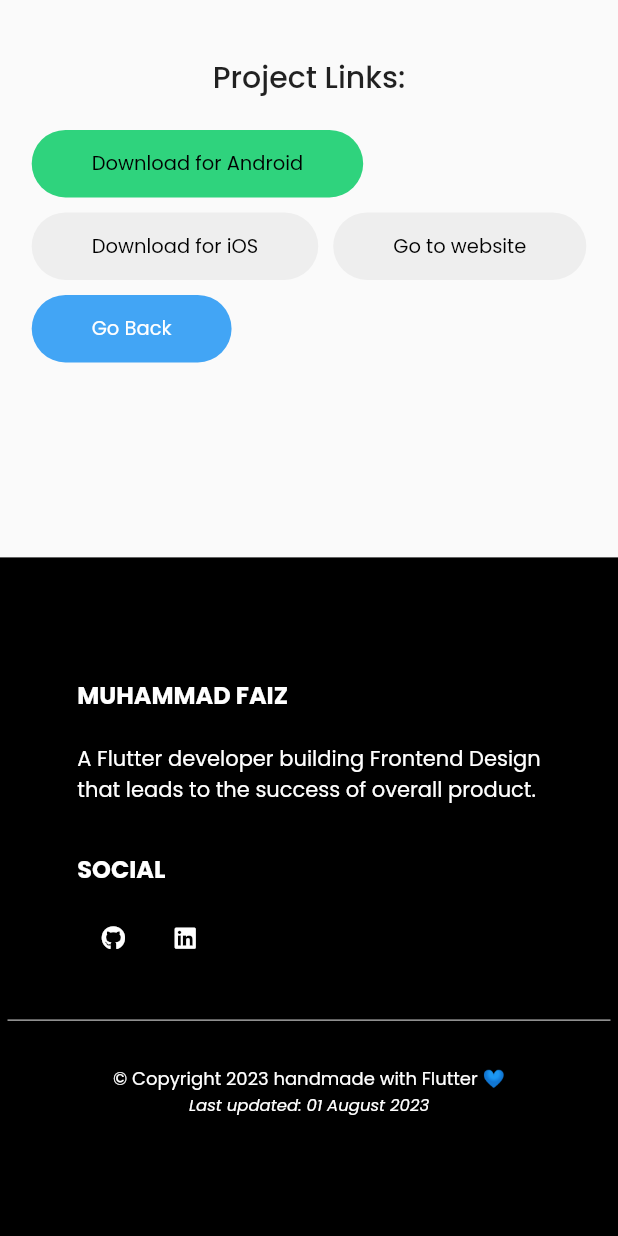
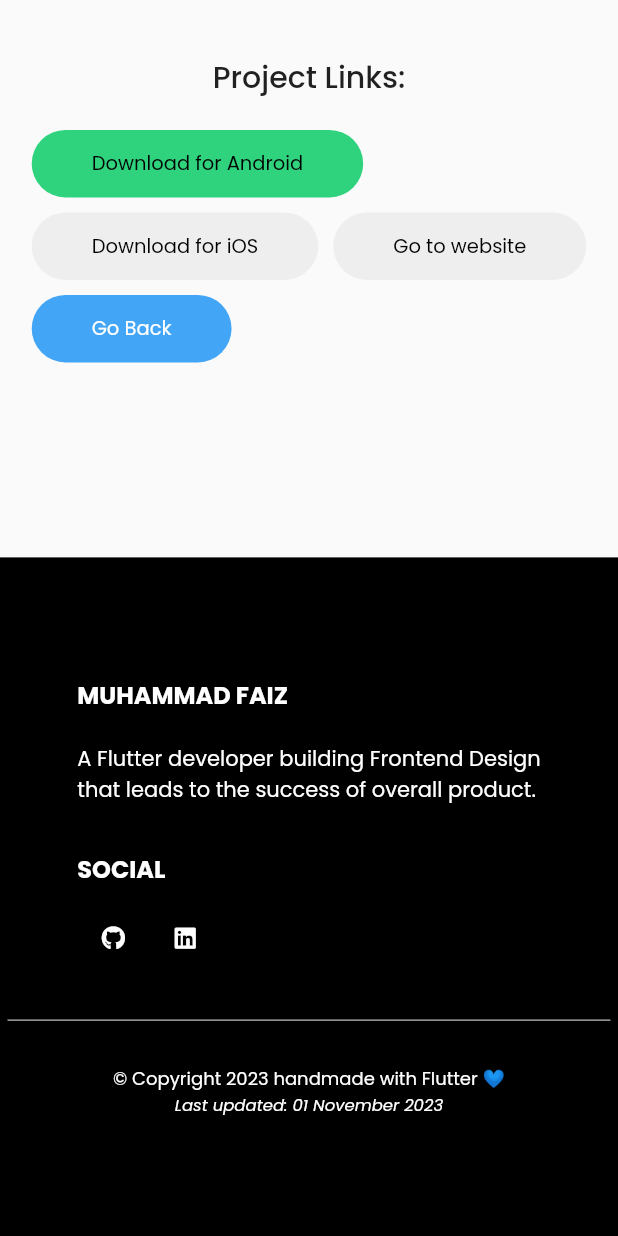
Before and after one commit to acheyfaiz/webportfolio, a Flutter app: the AwareProject screen opened by its route, scrolled down 1247 dp, on a phone screen of 412 x 824 dp. Run offline on Flutter 3.47's test engine with Material 2 defaults, Android fonts, the phone set to English and light mode, and no system bars; our stand-ins replace firebase_analytics, firebase_core, firebase_crashlytics, font_awesome_flutter, go_router, google_fonts and 1 more; missing offline and left inert: dart:html; accounts and stored records are empty; generated files the repository leaves out were written again.

Commit message:
release update v1.8.0

```diff
--- a/lib/UI/footer.dart
+++ b/lib/UI/footer.dart
@@ -15,8 +15,8 @@ class Footer extends StatelessWidget {
       child: ColoredBox(
         color: Colors.black,
         child: Padding(
-          padding: Responsive.isLargeScreen(context) ? const EdgeInsets.symmetric(horizontal: 140, vertical: 100)
-              : Responsive.isTabScreen(context) ? const EdgeInsets.symmetric(horizontal: 40, vertical: 100)
+          padding: Responsive.isLargeScreen(context) ? const EdgeInsets.symmetric(horizontal: 120, vertical: 100)
+              : Responsive.isTabScreen(context) ? const EdgeInsets.symmetric(horizontal: 30, vertical: 100)
               : const EdgeInsets.symmetric(horizontal: 5, vertical: 80),
           child: Column(
             mainAxisSize: MainAxisSize.min,
@@ -37,11 +37,11 @@ class Footer extends StatelessWidget {
               const SizedBox(height: 30),
 
               /// copyright text
-              /// (v1.7.2)
+              /// (v1.8.0)
               const Text("© Copyright 2023 handmade with Flutter 💙", textAlign: TextAlign.center, style: TextStyle(
                 color: Colors.white, fontSize: 12
               )),
-              const Text("Last updated: 01 August 2023", textAlign: TextAlign.center, style: TextStyle(
+              const Text("Last updated: 01 November 2023", textAlign: TextAlign.center, style: TextStyle(
                   color: Colors.white, fontSize: 11, fontStyle: FontStyle.italic
               ))
 
```
